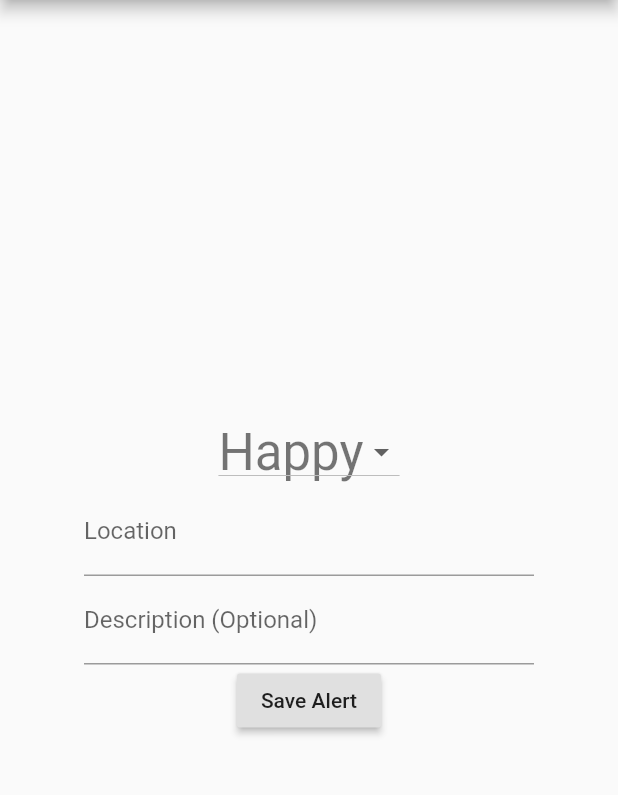
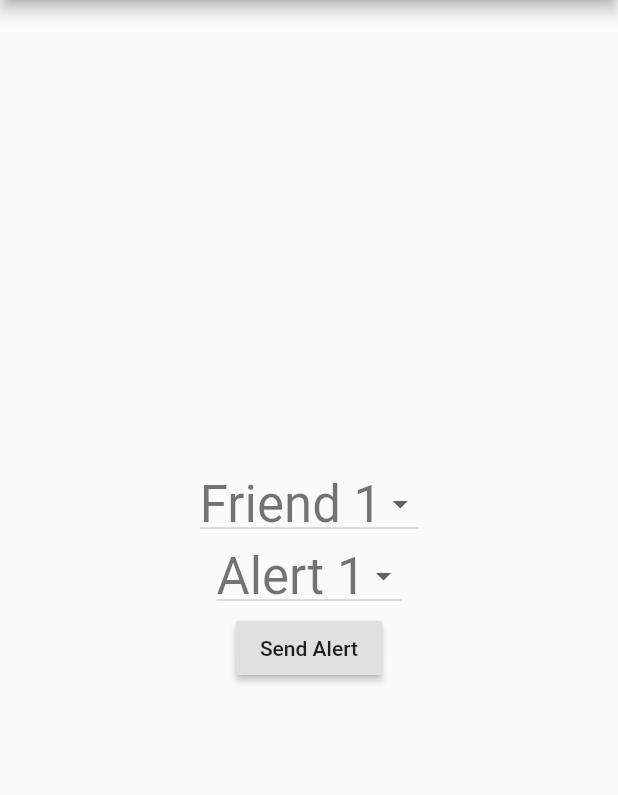
Before and after one commit to AndrewEveld/hendrix_potty, a Flutter app: the screen it shows after launch, after a tap on "Send Potty Alert", on a phone screen of 412 x 824 dp, the part 84-879 px from its top. Run offline on Flutter 3.47's test engine with Material 2 defaults, Android fonts, the phone set to English and light mode, and no system bars.

Commit message:
Set up the sending alert screen

```diff
--- a/lib/main.dart
+++ b/lib/main.dart
@@ -6,6 +6,7 @@ import 'package:hendrix_potty/friend_screen.dart';
 import 'package:hendrix_potty/friend.dart';
 import 'package:hendrix_potty/friend_list.dart';
 import 'package:hendrix_potty/send_receive.dart';
+import 'package:hendrix_potty/sending_screen.dart';
 import 'package:hendrix_potty/writing_screen.dart';
 
 void main() {
@@ -39,7 +40,8 @@ class MyApp extends StatelessWidget {
         '/': (context) => MyHomePage(),
         '/friends': (context) => FriendPage(),
         '/alert': (context) => AlertPage(),
-        '/writing': (context) => WritingPage()
+        '/writing': (context) => WritingPage(),
+        '/sending': (context) => SendingPage()
       },
     );
   }
@@ -102,7 +104,7 @@ class _MyHomePageState extends State<MyHomePage> {
               child: Text("Write New Alert"),
             ),
             RaisedButton(
-              onPressed: () {Navigator.pushNamed(context, "/writing");},
+              onPressed: () {Navigator.pushNamed(context, "/sending");},
               child: Text("Send Potty Alert"),
             ),
             RaisedButton(
--- /dev/null
+++ b/lib/sending_screen.dart
@@ -0,0 +1,95 @@
+import 'package:flutter/material.dart';
+
+class SendingPage extends StatefulWidget {
+  SendingPage({Key key, this.title}) : super(key: key);
+
+  // This widget is the home page of your application. It is stateful, meaning
+  // that it has a State object (defined below) that contains fields that affect
+  // how it looks.
+
+  // This class is the configuration for the state. It holds the values (in this
+  // case the title) provided by the parent (in this case the App widget) and
+  // used by the build method of the State. Fields in a Widget subclass are
+  // always marked "final".
+
+  final String title;
+
+  @override
+  _SendingPageState createState() => _SendingPageState();
+}
+
+class _SendingPageState extends State<SendingPage> {
+  List alertList;
+  List friends;
+  String currentAlert = "Alert 1";
+  String currentFriend = "Friend 1";
+  TextStyle _ts;
+
+
+  @override
+  Widget build(BuildContext context) {
+    _ts = Theme.of(context).textTheme.headline4;
+    friends = ["Friend 1","Friend 2","Friend 3"];
+
+    return Scaffold(
+      appBar: AppBar(
+        title: Text("Hendrix Potty"),
+      ),
+      body: Center(
+        child: Column(
+
+          mainAxisAlignment: MainAxisAlignment.center,
+          children: <Widget>[
+            DropdownButton(
+              value: currentFriend,
+              onChanged: (String newFriend) {
+                setState(() {
+                  print("Type changed to " + newFriend);
+                  currentFriend = newFriend;
+                });
+              },
+              items: ["Friend 1","Friend 2","Friend 3"].map((String currentFriend) {
+                return DropdownMenuItem(
+                  value: currentFriend,
+                  child: Row(
+                    children: <Widget>[
+                      Text(currentFriend, style: _ts),
+                    ],
+                  ),
+                );
+              }
+              ).toList(),
+            ),
+            DropdownButton(
+              value: currentAlert,
+              onChanged: (String newAlert) {
+                setState(() {
+                  print("Type changed to " + newAlert);
+                  currentAlert = newAlert;
+                });
+              },
+              items: ["Alert 1","Alert 2","Alert 3"].map((String currentAlert) {
+                return DropdownMenuItem(
+                  value: currentAlert,
+                  child: Row(
+                    children: <Widget>[
+                      Text(currentAlert, style: _ts),
+                    ],
+                  ),
+                );
+              }
+              ).toList(),
+            ),
+            RaisedButton(
+              onPressed: () {
+
+                Navigator.pop(context);
+              },
+              child: Text("Send Alert"),
+            ),
+          ],
+        ),
+      ),
+    );
+  }
+}
```
